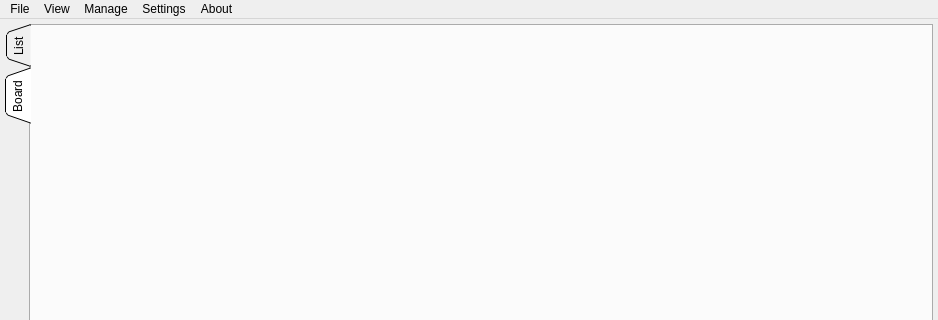
Qt form base/MainWindowTeam.ui (fmuecke/Ipponboard) before a commit; both pictures show x 0 to 938 and y 0 to 320 of the 938 by 662 pixel window.
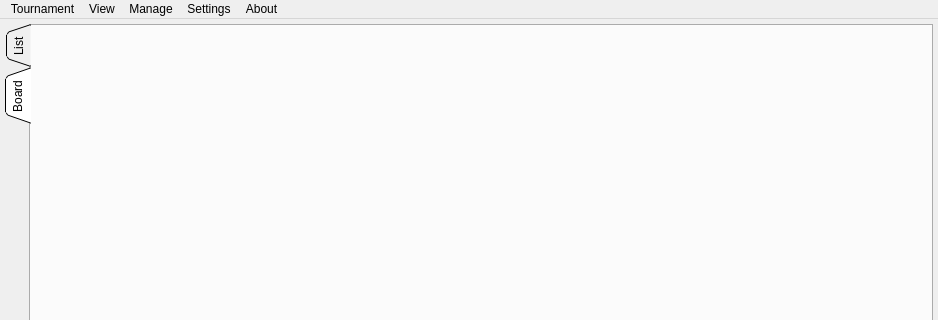
The same form after that commit. Icons and pictures are not drawn. Custom widgets are drawn as their Qt base class.

Commit message:
Refactor team save/load helpers
- separated UI from tournament data serialization logic
- created TournamentSerialization class to handle saving/loading tournament data to/from JSON
- added tests for tournament serialization
- renamed "File" menu to "Tournament" and "Open File" to "Load" for better clarity
- updated UI strings to reflect tournament context
- removed action "Save File" in favor of "Save As" to emphasize saving tournament data

What changed in the file:
```diff
--- a/base/MainWindowTeam.ui
+++ b/base/MainWindowTeam.ui
@@ -1209,9 +1209,9 @@
      <height>21</height>
     </rect>
    </property>
-   <widget class="QMenu" name="menuFile">
+   <widget class="QMenu" name="menuTournament">
     <property name="title">
-     <string>File</string>
+     <string>Tournament</string>
     </property>
     <addaction name="actionImport_Fighters"/>
     <addaction name="separator"/>
@@ -1285,7 +1285,7 @@
     <addaction name="actionTest_Gong"/>
     <addaction name="actionReset_Scores"/>
    </widget>
-   <addaction name="menuFile"/>
+   <addaction name="menuTournament"/>
    <addaction name="menuView"/>
    <addaction name="menuManage"/>
    <addaction name="menuSettings"/>
```
Left out of the diff: 16 changed lines with no effect on the pictures. The commit also changes 9 other files.
